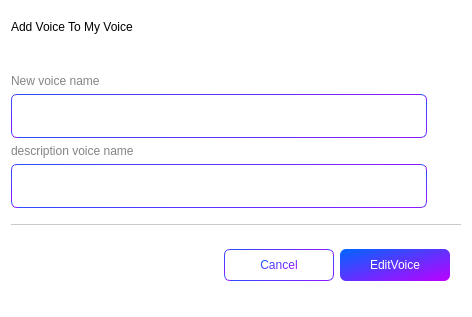
Qt form widget/Setting/SoundBot/WEditVoiceDlg.ui (yechaoGitHub/AI) before a commit.
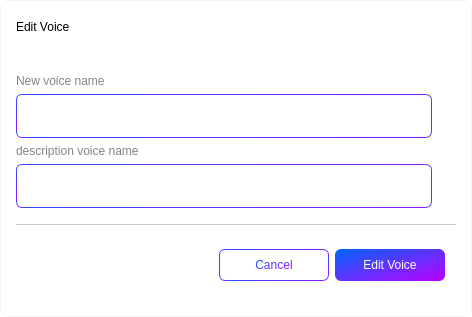
The same form after that commit. Icons and pictures are not drawn.

What changed in the file:
```diff
--- a/widget/Setting/SoundBot/WEditVoiceDlg.ui
+++ b/widget/Setting/SoundBot/WEditVoiceDlg.ui
@@ -26,7 +26,12 @@
    <string>WEditVoiceDlg</string>
   </property>
   <property name="styleSheet">
-   <string notr="true">QWidget{
+   <string notr="true">QWidget#WEditVoiceDlgClass{
+	border:1px solid rgba(0,0,0,10);
+	border-radius:8px;
+}
+
+QWidget{
 	font: 12px &quot;微软雅黑&quot;;
 	background-color: rgb(255, 255, 255);
 }</string>
@@ -35,6 +40,12 @@
    <property name="spacing">
     <number>16</number>
    </property>
+   <property name="leftMargin">
+    <number>16</number>
+   </property>
+   <property name="rightMargin">
+    <number>16</number>
+   </property>
    <item>
     <layout class="QHBoxLayout" name="horizontalLayout_3">
      <property name="bottomMargin">
@@ -46,7 +57,7 @@
         <string notr="true">font: 16px &quot;微软雅黑&quot;;</string>
        </property>
        <property name="text">
-        <string>Add Voice To My Voice</string>
+        <string>Edit Voice</string>
        </property>
       </widget>
      </item>
@@ -222,7 +233,7 @@
 border-radius:6px;</string>
         </property>
         <property name="text">
-         <string>EditVoice</string>
+         <string>Edit Voice</string>
         </property>
        </widget>
       </item>
```
